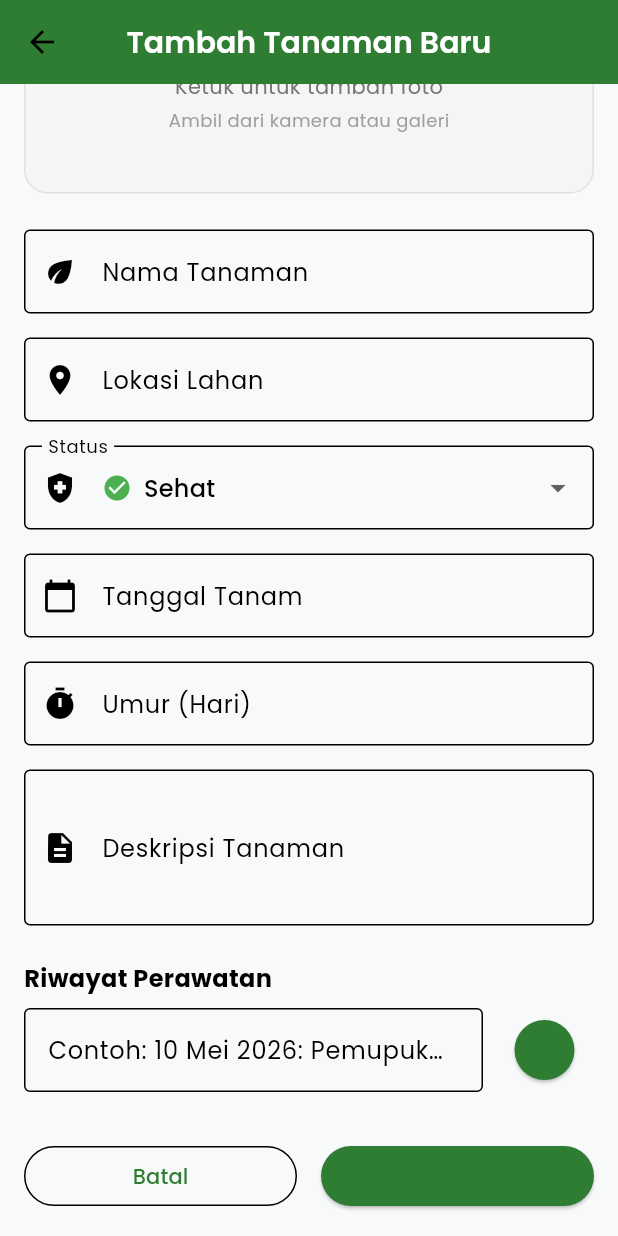
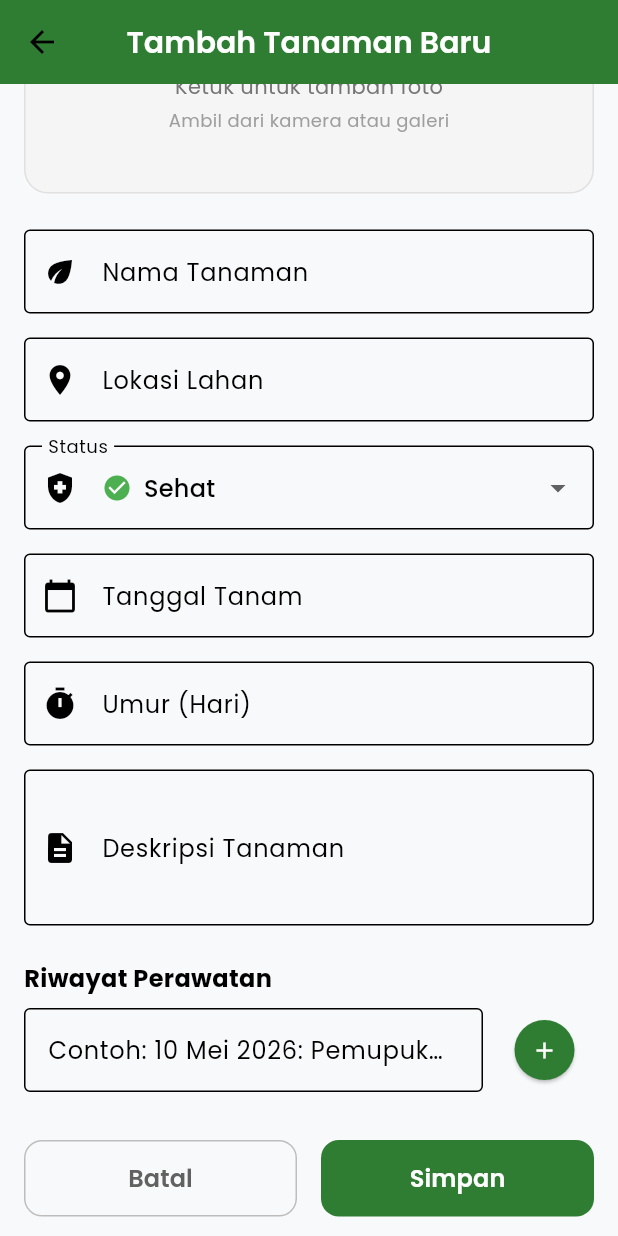
Before and after one commit to ridhofatahilahjoeda-tech/smartfarming_monitoringtanaman, a Flutter app: the TambahTanamanPage screen opened directly, scrolled down 123 dp, on a phone screen of 412 x 824 dp. Run offline on Flutter 3.47's test engine with Material 3 defaults, Android fonts, the phone set to English and light mode, and no system bars; our stand-ins replace fl_chart, image_picker, share_plus, shared_preferences; accounts and stored records are empty.

Commit message:
Update tampilan dan memperbaiki tampilan

```diff
--- a/lib/screens/edit_tanaman_page.dart
+++ b/lib/screens/edit_tanaman_page.dart
@@ -365,6 +365,7 @@ class _EditTanamanPageState extends State<EditTanamanPage> {
                     onPressed: _addRiwayat,
                     style: ElevatedButton.styleFrom(
                       backgroundColor: AppTheme.primaryGreen,
+                      foregroundColor: Colors.white,
                       shape: const CircleBorder(),
                     ),
                     child: const Icon(Icons.add),
@@ -406,6 +407,7 @@ class _EditTanamanPageState extends State<EditTanamanPage> {
                       onPressed: _updateTanaman,
                       style: ElevatedButton.styleFrom(
                         backgroundColor: AppTheme.primaryGreen,
+                        foregroundColor: Colors.white,
                       ),
                       child: const Text('Simpan Perubahan'),
                     ),
--- a/lib/screens/hasil_scan_page.dart
+++ b/lib/screens/hasil_scan_page.dart
@@ -78,7 +78,7 @@ class HasilScanPage extends StatelessWidget {
 
     // Membuat teks untuk dibagikan
     String shareText = '''
-🌿 *HASIL DETEKSI SMART FARMING* 🌿
+🌿 *HASIL DETEKSI* 🌿
 
 📋 *Penyakit:* ${hasilDeteksi['penyakit']}
 📊 *Tingkat Keyakinan:* ${hasilDeteksi['tingkatKeyakinan']}%
@@ -90,7 +90,7 @@ ${_formatList(gejala)}
 💡 *Rekomendasi:*
 ${_formatList(rekomendasi)}
 
----
+
 ✨ Scan menggunakan aplikasi Smart Farming
     ''';
 
--- a/lib/screens/perangkat_iot_screen.dart
+++ b/lib/screens/perangkat_iot_screen.dart
@@ -478,10 +478,9 @@ class _PerangkatIotScreenState extends State<PerangkatIotScreen> {
           children: [
             Row(
               children: [
-                Icon(Icons.lightbulb, color: Colors.amber.shade700, size: 24),
                 const SizedBox(width: 8),
                 const Text(
-                  '💡 Rekomendasi Sistem IoT',
+                  'Rekomendasi Sistem IoT',
                   style: TextStyle(fontSize: 16, fontWeight: FontWeight.bold),
                 ),
               ],
--- a/lib/screens/tambah_tanaman_page.dart
+++ b/lib/screens/tambah_tanaman_page.dart
@@ -83,7 +83,6 @@ class _TambahTanamanPageState extends State<TambahTanamanPage> {
     });
   }
 
-  // Fungsi untuk memilih gambar
   Future<void> _pickImage() async {
     showModalBottomSheet(
       context: context,
@@ -219,6 +218,8 @@ class _TambahTanamanPageState extends State<TambahTanamanPage> {
       appBar: AppBar(
         title: const Text('Tambah Tanaman Baru'),
         backgroundColor: AppTheme.primaryGreen,
+        centerTitle: true,
+        elevation: 0,
       ),
       body: SingleChildScrollView(
         padding: const EdgeInsets.all(16),
@@ -371,6 +372,7 @@ class _TambahTanamanPageState extends State<TambahTanamanPage> {
                     onPressed: _addRiwayat,
                     style: ElevatedButton.styleFrom(
                       backgroundColor: AppTheme.primaryGreen,
+                      foregroundColor: Colors.white,
                       shape: const CircleBorder(),
                     ),
                     child: const Icon(Icons.add),
@@ -398,13 +400,24 @@ class _TambahTanamanPageState extends State<TambahTanamanPage> {
               ),
               const SizedBox(height: 24),
 
-              // Tombol Simpan
+              // ==================== TOMBOL SIMPAN & BATAL ====================
               Row(
                 children: [
                   Expanded(
                     child: OutlinedButton(
                       onPressed: () => Navigator.pop(context),
-                      child: const Text('Batal'),
+                      style: OutlinedButton.styleFrom(
+                        foregroundColor: Colors.grey[700],
+                        side: BorderSide(color: Colors.grey[400]!),
+                        padding: const EdgeInsets.symmetric(vertical: 14),
+                        shape: RoundedRectangleBorder(
+                          borderRadius: BorderRadius.circular(12),
+                        ),
+                      ),
+                      child: const Text(
+                        'Batal',
+                        style: TextStyle(fontSize: 16, fontWeight: FontWeight.w600),
+                      ),
                     ),
                   ),
                   const SizedBox(width: 16),
@@ -413,12 +426,22 @@ class _TambahTanamanPageState extends State<TambahTanamanPage> {
                       onPressed: _saveTanaman,
                       style: ElevatedButton.styleFrom(
                         backgroundColor: AppTheme.primaryGreen,
+                        foregroundColor: Colors.white,
+                        padding: const EdgeInsets.symmetric(vertical: 14),
+                        shape: RoundedRectangleBorder(
+                          borderRadius: BorderRadius.circular(12),
+                        ),
+                        elevation: 0,
                       ),
-                      child: const Text('Simpan'),
+                      child: const Text(
+                        'Simpan',
+                        style: TextStyle(fontSize: 16, fontWeight: FontWeight.w600),
+                      ),
                     ),
                   ),
                 ],
               ),
+              const SizedBox(height: 16),
             ],
           ),
         ),
```
